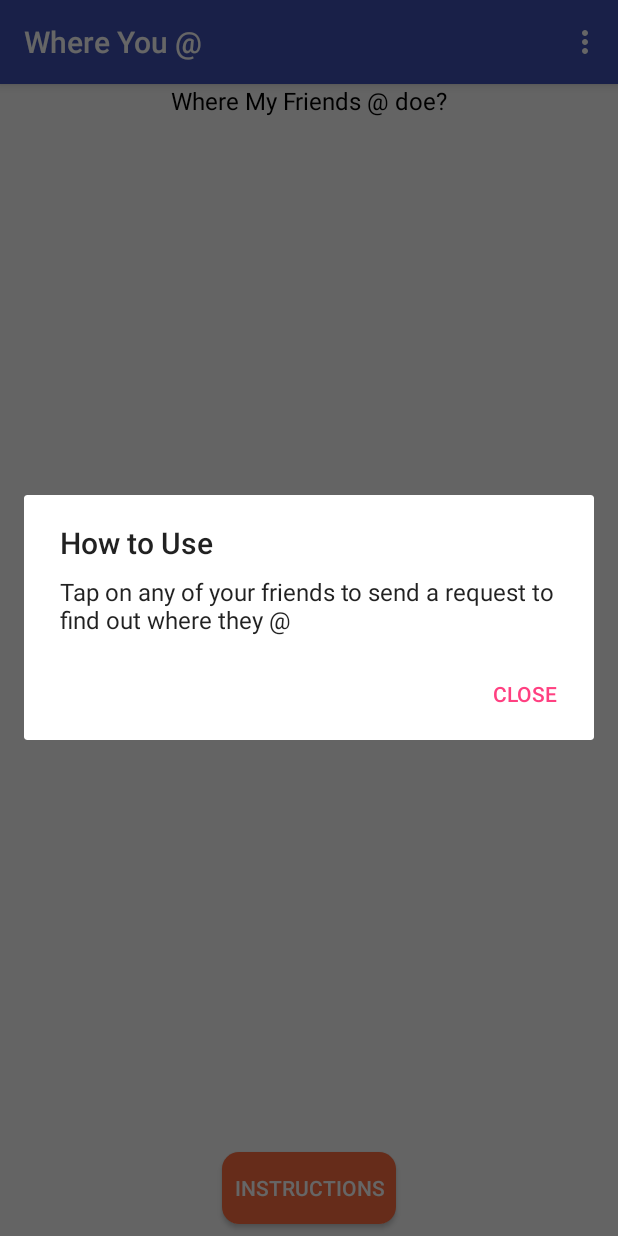
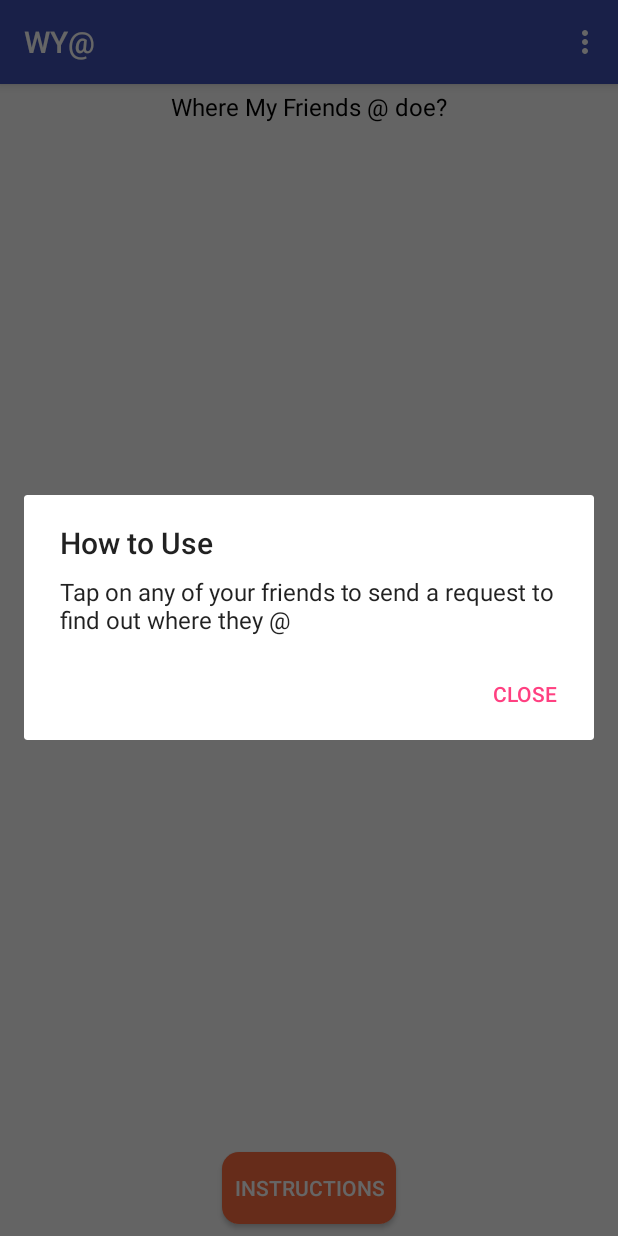
Before and after one commit to nnsookwon/Wy-, an Android app: the screen it shows after launch once a user with an empty profile is signed in (MainActivity), after a tap on "INSTRUCTIONS", on a phone screen of 412 x 824 dp. Run offline under Robolectric (Android 15) with nearby library versions, the phone set to English and light mode, and no system bars; our stand-ins replace Firebase (no records; nobody signed in at launch, a user with empty details on screens opened directly), Picasso; libraries missing offline, so code that uses them is left out: com.facebook, com.facebook.login; pictures from the network do not load; 1 statement that could not run was skipped.

Commit message:
fixed errors

```diff
--- a/app/src/main/res/layout/activity_main.xml
+++ b/app/src/main/res/layout/activity_main.xml
@@ -13,6 +13,7 @@
             android:id="@+id/textView"
             android:layout_width="match_parent"
             android:layout_height="wrap_content"
+            android:layout_margin="4dp"
             android:text="Where My Friends @ doe?"
             android:textSize="16sp"
             android:textColor="@android:color/black"
--- a/app/src/main/res/layout/recycler_view_row.xml
+++ b/app/src/main/res/layout/recycler_view_row.xml
@@ -1,6 +1,7 @@
 <?xml version="1.0" encoding="utf-8"?>
 <LinearLayout xmlns:android="http://schemas.android.com/apk/res/android"
-    android:orientation="horizontal" android:layout_width="match_parent"
+    android:orientation="horizontal"
+    android:layout_width="match_parent"
     android:layout_height="wrap_content"
     android:padding="8dp"
     android:background="@drawable/customborder">
--- a/app/src/main/res/values/strings.xml
+++ b/app/src/main/res/values/strings.xml
@@ -1,5 +1,5 @@
 <resources>
-    <string name="app_name">Where You @</string>
+    <string name="app_name">WY@</string>
     <string name="facebook_app_id">126356824735165</string>
     <string name="fb_login_protocol_scheme">fb126356824735165</string>
     <string name="sign_out">Sign out</string>
```
